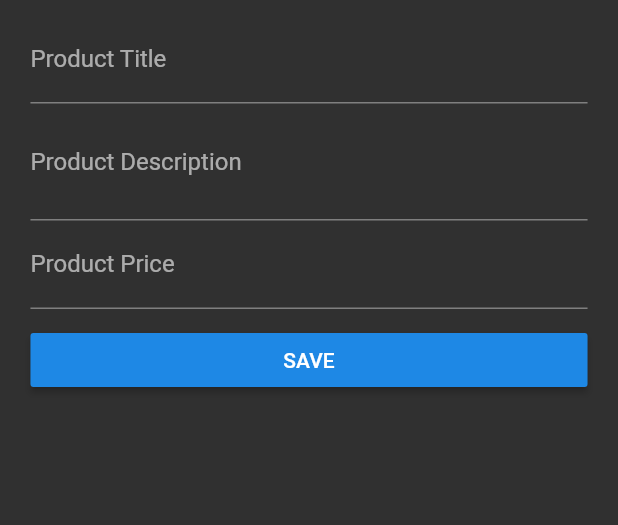
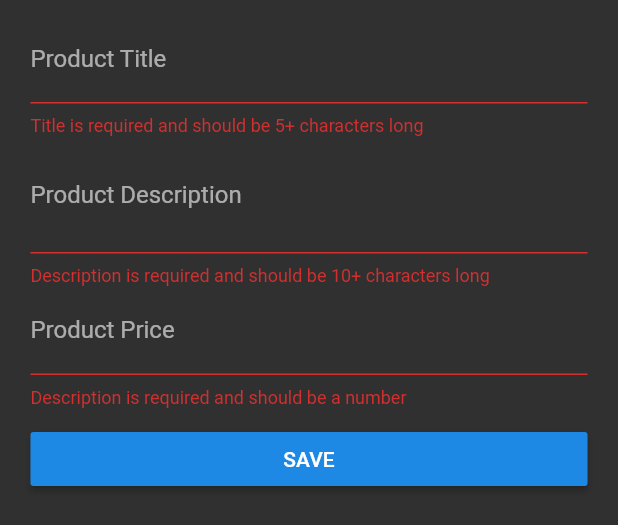
Before and after one commit to AllanJone/flutter_course, a Flutter app: the ProductCreatePage widget shown alone on an empty page, opened directly, after a tap on "SAVE", on a phone screen of 412 x 824 dp. Shown: the top 525 px of the screen. Run offline on Flutter 3.47's test engine with Material 2 defaults, Android fonts, the phone set to English and light mode, and no system bars.

```diff
--- a/lib/pages/product_create.dart
+++ b/lib/pages/product_create.dart
@@ -13,45 +13,68 @@ class _ProductCreatePageState extends State<ProductCreatePage> {
   String _titleValue = '';
   String _descriptionValue = '';
   double _priceValue = 0.0;
+  final GlobalKey<FormState> _formkey = GlobalKey<FormState>();
 
   Widget _buildTitleTextField() {
-    return TextField(
+    return TextFormField(
       decoration: InputDecoration(
         labelText: 'Product Title',
       ),
-      onChanged: (String value) {
+      onSaved: (String value) {
+        print('Title saved');
         setState(() {
           _titleValue = value;
         });
+      },
+      //autovalidate: true,
+      validator: (String value) {
+        //if (value.trim().length <= 0)
+        if (value.isEmpty || value.length < 5)
+          return 'Title is required and should be 5+ characters long';
       },
     );
   }
 
   Widget _buildDescriptionTextField() {
-    return TextField(
+    return TextFormField(
       decoration: InputDecoration(labelText: 'Product Description'),
       maxLines: 2,
-      onChanged: (String value) {
+      onSaved: (String value) {
+        print('Description saved');
         setState(() {
           _descriptionValue = value;
         });
+      },
+      validator: (String value) {
+        if (value.isEmpty || value.length < 10)
+          return 'Description is required and should be 10+ characters long';
       },
     );
   }
 
   Widget _buildPriceTextField() {
-    return TextField(
+    return TextFormField(
       decoration: InputDecoration(labelText: 'Product Price'),
       keyboardType: TextInputType.number,
-      onChanged: (String value) {
+      onSaved: (String value) {
+        print('Price saved');
         setState(() {
           _priceValue = double.parse(value);
         });
+      },
+      validator: (String value) {
+        if (value.isEmpty ||
+            !RegExp(r'^(?:[1-9]\d*|0)?(?:\.\d+)?$').hasMatch(value))
+          return 'Description is required and should be a number';
       },
     );
   }
 
   void _submitForm() {
+    if (!_formkey.currentState.validate()) {
+      return;
+    }
+    _formkey.currentState.save();
     final Map<String, dynamic> product = {
       'title': _titleValue,
       'description': _descriptionValue,
@@ -67,8 +90,11 @@ class _ProductCreatePageState extends State<ProductCreatePage> {
     final deviceWidth = MediaQuery.of(context).size.width;
     final targetWidth = deviceWidth > 550.0 ? 500 : deviceWidth * 0.95;
     final targetPadding = deviceWidth - targetWidth;
+
     return Container(
       margin: EdgeInsets.all(10.0),
+      child: Form(
+        key: _formkey,
         child: ListView(
           padding: EdgeInsets.symmetric(horizontal: targetPadding / 2),
           children: <Widget>[
@@ -92,6 +118,7 @@ class _ProductCreatePageState extends State<ProductCreatePage> {
             // ),
           ],
         ),
+      ),
     );
   }
 }
```
Lines whose indentation alone changed are shown as unchanged.
